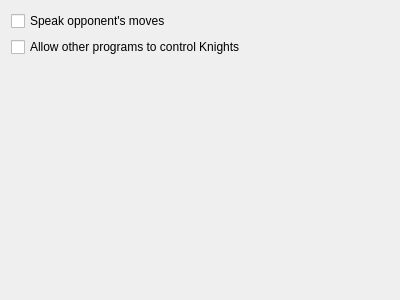
Qt form src/prefs_access.ui (KDE/knights) before a commit.
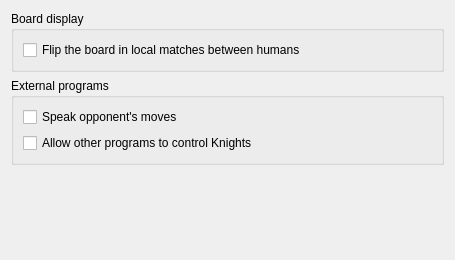
The same form after that commit.

Commit message:
Add option to stop the board from rotating in local play
This eases the used of Knights on a tablet as a replacement for a real chess board.

Diff of the .ui file:
```diff
--- a/src/prefs_access.ui
+++ b/src/prefs_access.ui
@@ -6,12 +6,34 @@
    <rect>
     <x>0</x>
     <y>0</y>
-    <width>400</width>
-    <height>300</height>
+    <width>455</width>
+    <height>260</height>
    </rect>
   </property>
   <layout class="QVBoxLayout" name="verticalLayout">
    <item>
+    <widget class="QGroupBox" name="display_box">
+     <property name="title">
+      <string>Board display</string>
+     </property>
+     <layout class="QVBoxLayout" name="verticalLayout_3">
+      <item>
+       <widget class="QCheckBox" name="kcfg_flipBoard">
+        <property name="text">
+         <string>Flip the board in local matches between humans</string>
+        </property>
+       </widget>
+      </item>
+     </layout>
+    </widget>
+   </item>
+   <item>
+    <widget class="QGroupBox" name="external_box">
+     <property name="title">
+      <string>External programs</string>
+     </property>
+     <layout class="QVBoxLayout" name="verticalLayout_2">
+      <item>
     <widget class="QCheckBox" name="kcfg_speakOpponentsMoves">
      <property name="text">
       <string>Speak opponent's moves</string>
@@ -23,6 +45,9 @@
      <property name="text">
       <string>Allow other programs to control Knights</string>
      </property>
+       </widget>
+      </item>
+     </layout>
     </widget>
    </item>
    <item>
```
Lines whose indentation alone changed are shown as unchanged. The commit also changes 5 other files.
